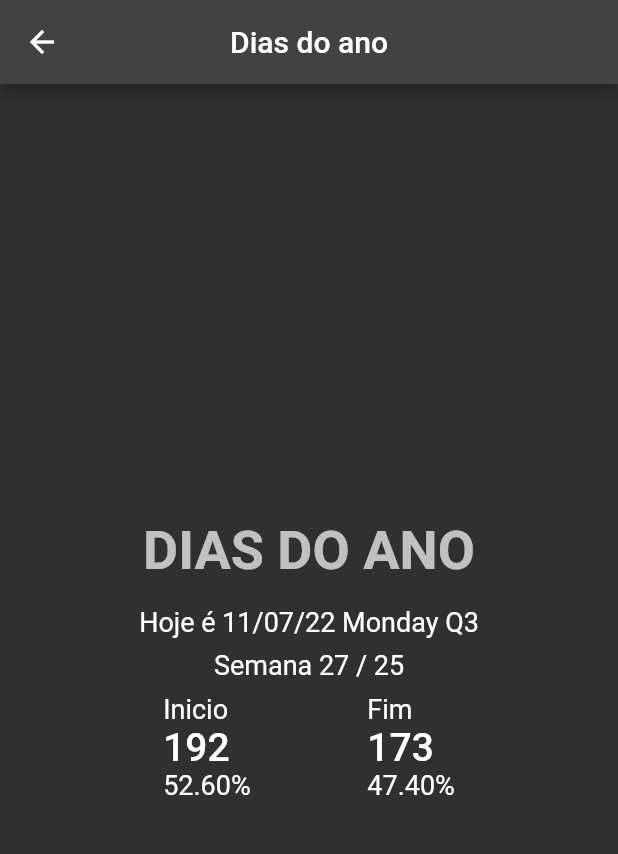
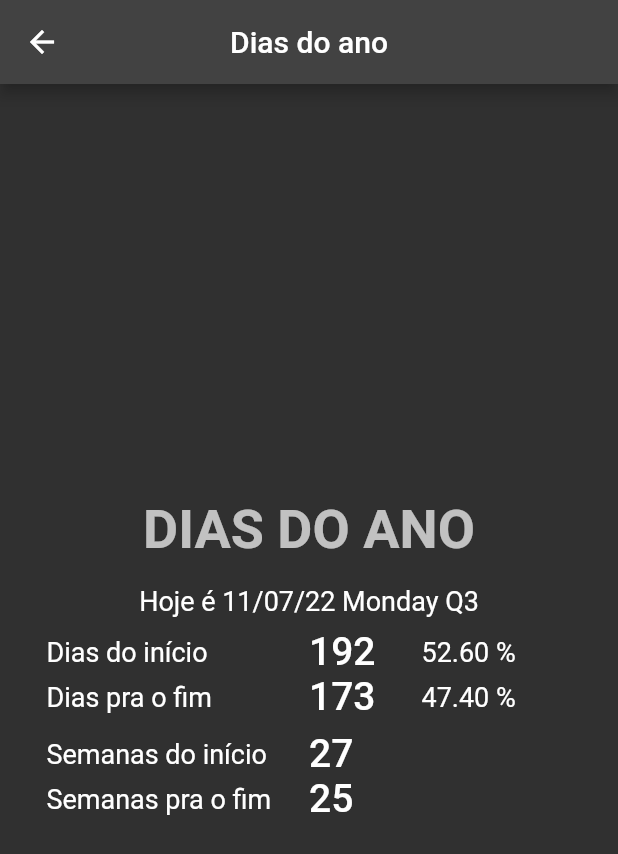
Before and after one commit to leandrorochaadm/deadline-flutter, a Flutter app: the YearPage screen opened by its route, on a phone screen of 412 x 824 dp. Shown: the top 854 px of the screen. Run offline on Flutter 3.47's test engine with Material 2 defaults, Android fonts, the phone set to English and light mode, and no system bars.

Commit message:
fix(YearPage) adjust layout

```diff
--- a/lib/ui/pages/year/year_page.dart
+++ b/lib/ui/pages/year/year_page.dart
@@ -21,37 +21,29 @@
               style: Theme.of(context).textTheme.bodyText2,
             ),
             const SizedBox(height: 8),
-            Text(
-              'Semana ${controller.beginningWeeksStartYear()} / ${controller.missingWeeksEndYear()}',
-              style: Theme.of(context).textTheme.bodyText2,
-            ),
-            const SizedBox(height: 8),
             SizedBox(
               width: 350,
-              child: Row(
+              child: Column(
                 mainAxisAlignment: MainAxisAlignment.spaceEvenly,
                 children: [
-                  Column(
-                    crossAxisAlignment: CrossAxisAlignment.start,
-                    children: [
-                      const Text('Inicio'),
-                      Text(
-                        '${controller.beginningDaysStartYear()}',
-                        style: Theme.of(context).textTheme.bodyText1,
-                      ),
-                      Text('${controller.percentagePassedYear()}%'),
-                    ],
+                  DisplayWidget(
+                    label: 'Dias do início',
+                    value: controller.beginningDaysStartYear(),
+                    percente: controller.percentagePassedYear(),
                   ),
-                  Column(
-                    crossAxisAlignment: CrossAxisAlignment.start,
-                    children: [
-                      const Text('Fim'),
-                      Text(
-                        '${controller.missingDaysEndYear()}',
-                        style: Theme.of(context).textTheme.bodyText1,
-                      ),
-                      Text('${controller.percentageTheEndYear()}%'),
-                    ],
+                  DisplayWidget(
+                    label: 'Dias pra o fim',
+                    value: controller.missingDaysEndYear(),
+                    percente: controller.percentageTheEndYear(),
+                  ),
+                  const SizedBox(height: 8),
+                  DisplayWidget(
+                    label: 'Semanas do início',
+                    value: controller.beginningWeeksStartYear(),
+                  ),
+                  DisplayWidget(
+                    label: 'Semanas pra o fim',
+                    value: controller.missingWeeksEndYear(),
                   ),
                 ],
               ),
@@ -62,3 +54,36 @@
     );
   }
 }
+
+class DisplayWidget extends StatelessWidget {
+  final int value;
+  final String percente;
+  final String label;
+
+  const DisplayWidget({
+    Key? key,
+    required this.value,
+    this.percente = '',
+    required this.label,
+  }) : super(key: key);
+
+  @override
+  Widget build(BuildContext context) {
+    return Row(
+      children: [
+        SizedBox(
+          width: 175,
+          child: Text(label),
+        ),
+        SizedBox(
+          width: 75,
+          child: Text(
+            '$value',
+            style: Theme.of(context).textTheme.bodyText1,
+          ),
+        ),
+        percente != '' ? Text('$percente %') : const SizedBox.shrink(),
+      ],
+    );
+  }
+}
```
